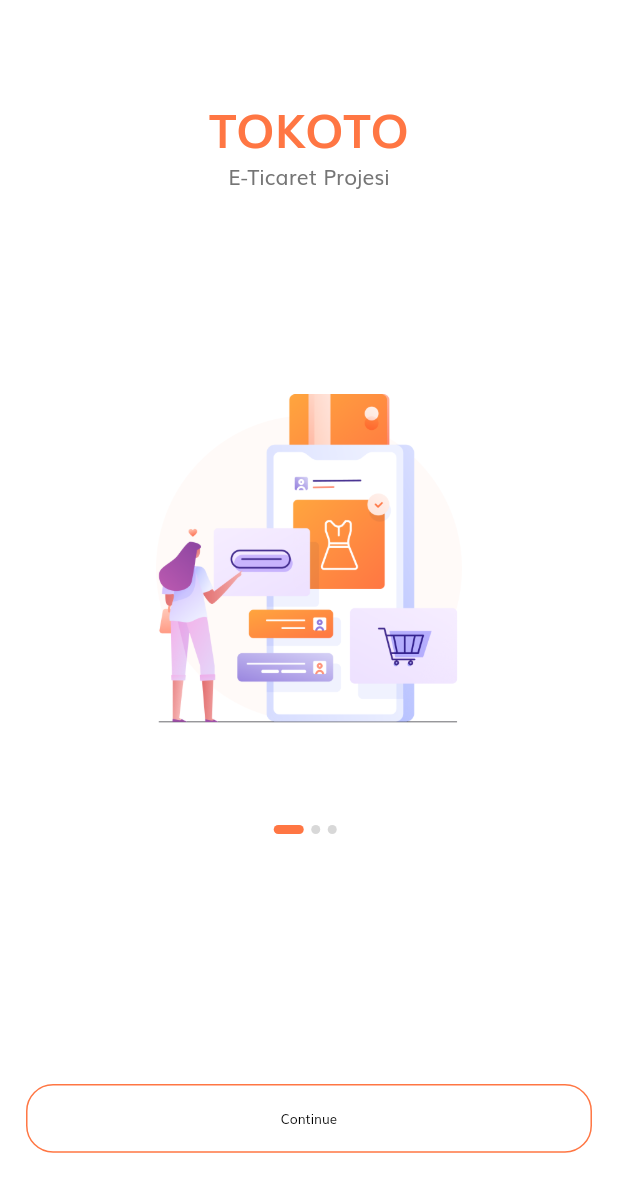
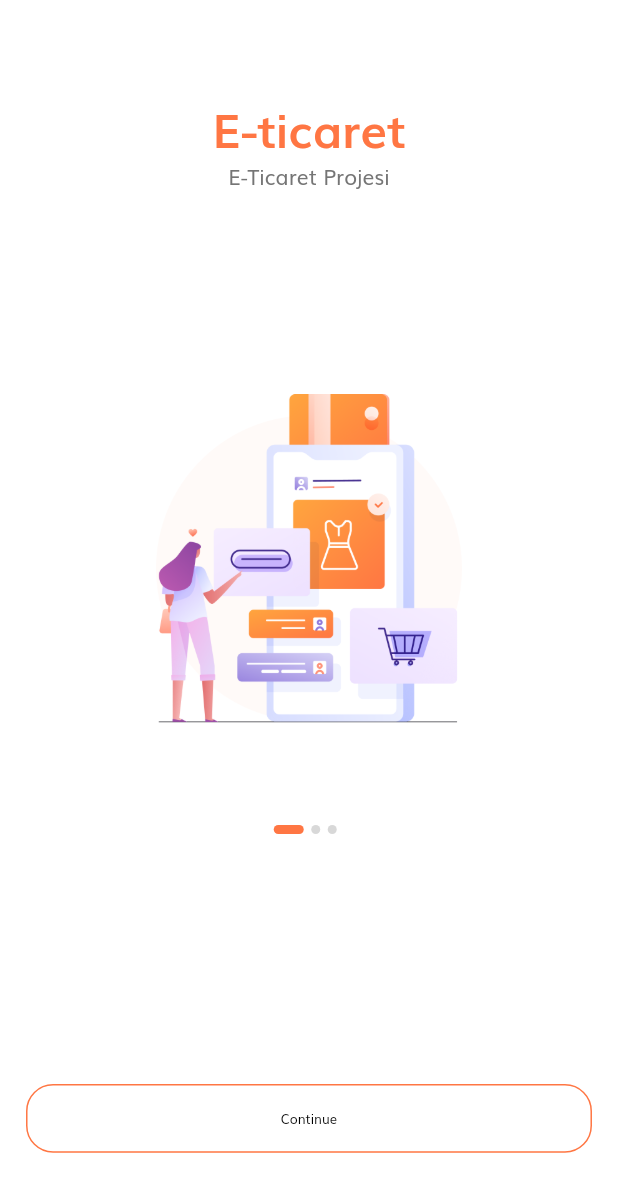
Before and after one commit to ArsalanRehman/EticaretFlutter, a Flutter app: the screen it shows after launch, on a phone screen of 412 x 824 dp. Shown: the top 1192 px of the screen. Run offline on Flutter 3.47's test engine with Material 2 defaults, Android fonts, the phone set to English and light mode, and no system bars; our stand-ins replace flutter_svg.

Commit message:
Add files via upload

```diff
--- a/lib/screens/splash/components/splash_content.dart
+++ b/lib/screens/splash/components/splash_content.dart
@@ -17,7 +17,7 @@ class SplashContent extends StatelessWidget {
       children: <Widget>[
         Spacer(),
         Text(
-          "TOKOTO",
+          "E-ticaret",
           style: TextStyle(
             fontSize: getProportionateScreenWidth(36),
             color: kPrimaryColor,
```
